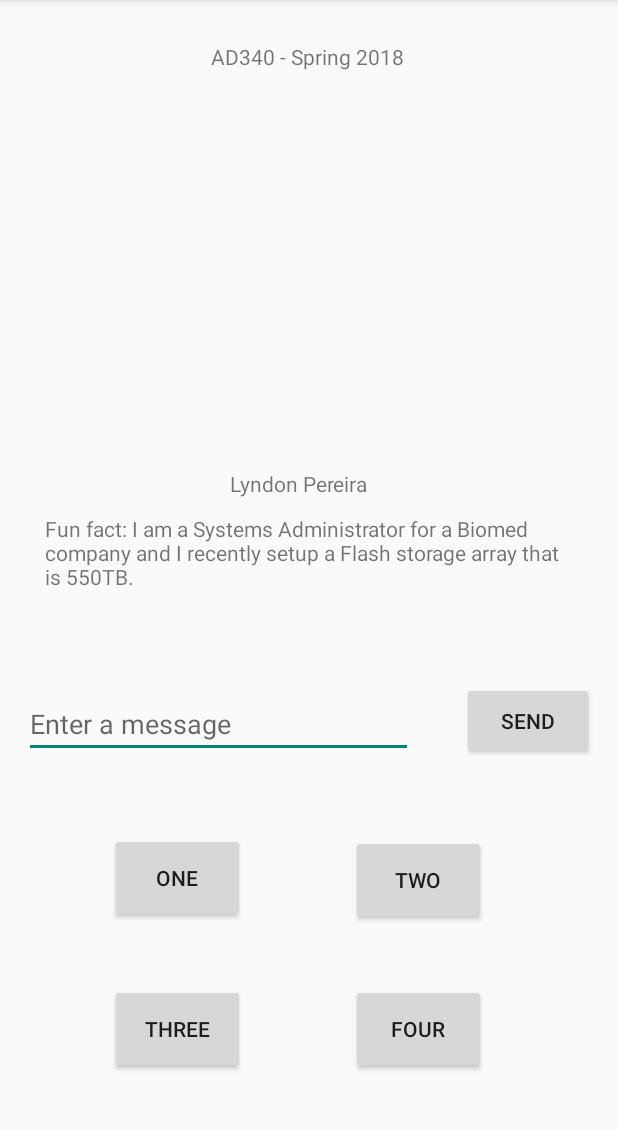
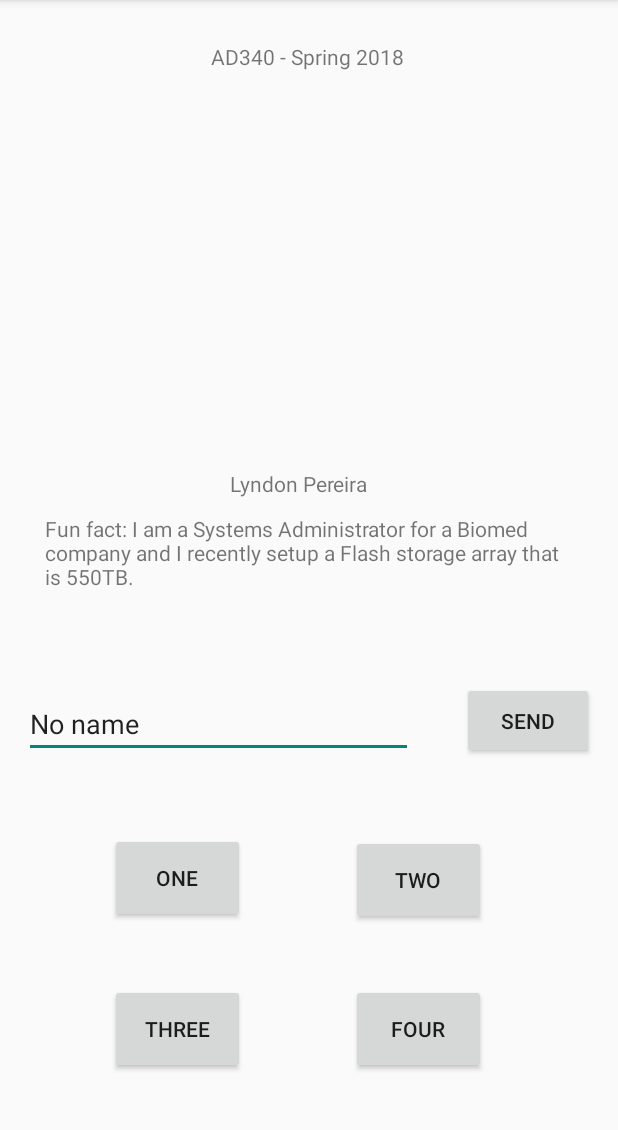
Before and after one commit to LyndonP/GreyareaAndroidApp, an Android app: the screen it shows after launch (MainActivity), after a tap on "SEND", on a phone screen of 412 x 824 dp, the part 84-1214 px from its top. Run offline under Robolectric (Android 15) with nearby library versions, the phone set to English and light mode, and no system bars.

Commit message:
First commit for HW5

```diff
--- a/app/src/main/java/com/greyarea/grey/greyareaad340/MainActivity.java
+++ b/app/src/main/java/com/greyarea/grey/greyareaad340/MainActivity.java
@@ -1,8 +1,11 @@
 package com.greyarea.grey.greyareaad340;
 
 import android.app.FragmentTransaction;
+import android.content.Context;
 import android.content.Intent;
+import android.content.SharedPreferences;
 import android.os.Build;
+import android.preference.PreferenceManager;
 import android.support.annotation.NonNull;
 import android.support.annotation.RequiresApi;
 import android.support.design.widget.NavigationView;
@@ -18,10 +21,11 @@ import android.view.MenuItem;
 import android.view.View;
 import android.widget.Button;
 import android.widget.EditText;
+import android.widget.TextView;
 import android.widget.Toast;
 import android.support.v7.widget.Toolbar;
 
-public class MainActivity extends AppCompatActivity  {
+public class MainActivity extends AppCompatActivity {
 
     protected static final String TAG = "greyarea.greyareaad340";
     EditText SendValue;
@@ -32,13 +36,23 @@ public class MainActivity extends AppCompatActivity  {
     android.support.v4.app.FragmentTransaction fragmentTransaction;
     NavigationView navigationView;
     String mActivityTitle;
+    SharedPreferences myPrefs;
 
 
     @RequiresApi(api = Build.VERSION_CODES.LOLLIPOP)
     @Override
     protected void onCreate(Bundle savedInstanceState) {
         super.onCreate(savedInstanceState);
+        //setContentView(R.layout.activity_main);
         setContentView(R.layout.activity_main);
+        myPrefs = getSharedPreferences("prefID", Context.MODE_PRIVATE);
+        String name = myPrefs.getString("nameKey", "No name");
+        //int age = myPrefs.getInt("ageKey",0);
+
+        TextView label = (TextView) findViewById(R.id.editText1);
+        label.setText(name);
+
+
         Toolbar mToolbar = findViewById(R.id.toolbar);
         setSupportActionBar(mToolbar);
         getSupportActionBar().setDisplayHomeAsUpEnabled(true);
@@ -56,19 +70,21 @@ public class MainActivity extends AppCompatActivity  {
 
         navigationView = (NavigationView) findViewById(R.id.navigationView);
         navigationView.setNavigationItemSelectedListener(new NavigationView.OnNavigationItemSelectedListener() {
+
+
             @Override
             public boolean onNavigationItemSelected(@NonNull MenuItem item) {
                 int id = item.getItemId();
-            if (id == R.id.nav_about){
-                Intent intent = new Intent( getApplicationContext(), AboutActivity.class);
+                if (id == R.id.nav_about) {
+                    Intent intent = new Intent(getApplicationContext(), AboutActivity.class);
                     startActivity(intent);
                     Toast.makeText(MainActivity.this,
                             "About Clicked",
                             Toast.LENGTH_SHORT).show();
                 }
 
-                if (id == R.id.nav_zombies){
-                    Intent intent = new Intent( getApplicationContext(), ShowMovies.class);
+                if (id == R.id.nav_zombies) {
+                    Intent intent = new Intent(getApplicationContext(), ShowMovies.class);
                     startActivity(intent);
                     Toast.makeText(MainActivity.this,
                             "Zombie Movies!",
@@ -81,13 +97,47 @@ public class MainActivity extends AppCompatActivity  {
 
     }
 
+    public void sendButton(View view) {
+
+        //get reference to TextView
+        TextView label = (TextView) findViewById(R.id.editText1);
+
+        //get references to Name and Age EditTexts
+        final EditText nameEditText = (EditText) findViewById(R.id.editText1);
+
+        //set up SharedPreferences
+        myPrefs = getSharedPreferences("prefID", Context.MODE_PRIVATE);
+        SharedPreferences.Editor editor = myPrefs.edit();
+        editor.putString("nameKey", nameEditText.getText().toString());
+        editor.apply();
+        Toast.makeText(MainActivity.this,
+                "Input Saved!",
+                Toast.LENGTH_SHORT).show();
+
+
+        SendEditTextValue = (Button) findViewById(R.id.button1);
+        //SendValue = (EditText) findViewById(R.id.editText1);
+
+        SendEditTextValue.setOnClickListener(new View.OnClickListener() {
+
+            @Override
+            public void onClick(View v) {
+                intent = new Intent(getApplicationContext(), TextBoxMsgSend.class);
+                intent.putExtra("EdiTtEXTvALUE", nameEditText.getText().toString());
+                startActivity(intent);
+
+            }
+        });
+
+
+    }
 
 
     @Override
     public boolean onCreateOptionsMenu(Menu menu) {
 //        MenuInflater mMenuInflater = getMenuInflater();
 //        mMenuInflater.inflate(R.menu.my_menu, menu);
-        getMenuInflater().inflate(R.menu.my_menu,menu);
+        getMenuInflater().inflate(R.menu.my_menu, menu);
 
         return true;
     }
@@ -95,7 +145,7 @@ public class MainActivity extends AppCompatActivity  {
 
     @Override
     public boolean onPrepareOptionsMenu(Menu menu) {
-        if(Build.VERSION.SDK_INT > 11) {
+        if (Build.VERSION.SDK_INT > 11) {
             //invalidateOptionsMenu();
             menu.findItem(R.id.about_us).setVisible(true);
             menu.findItem(R.id.action_setting).setVisible(true);
@@ -107,36 +157,21 @@ public class MainActivity extends AppCompatActivity  {
 
     @Override
     public boolean onOptionsItemSelected(MenuItem item) {
-        if(item.getItemId() == R.id.action_setting){
+        if (item.getItemId() == R.id.action_setting) {
             Toast.makeText(MainActivity.this,
                     "Settings Clicked",
                     Toast.LENGTH_SHORT).show();
         }
-        if(item.getItemId() == R.id.about_us){
+        if (item.getItemId() == R.id.about_us) {
             Intent intent = new Intent(this, AboutActivity.class);
             startActivity(intent);
         }
-        if (mToggle.onOptionsItemSelected(item)){
+        if (mToggle.onOptionsItemSelected(item)) {
             return true;
         }
         return super.onOptionsItemSelected(item);
     }
 
-
-    public void sendButton(View view){
-        SendEditTextValue = (Button) findViewById(R.id.button1);
-        SendValue = (EditText) findViewById(R.id.editText1);
-        SendEditTextValue.setOnClickListener(new View.OnClickListener() {
-
-            @Override
-            public void onClick(View v) {
-                intent = new Intent(getApplicationContext(), TextBoxMsgSend.class);
-                intent.putExtra("EdiTtEXTvALUE", SendValue.getText().toString());
-                startActivity(intent);
-
-            }
-        });
-    }
 
     private void setupDrawer() {
         mToggle = new ActionBarDrawerToggle(this, mDrawerLayout,
@@ -162,32 +197,31 @@ public class MainActivity extends AppCompatActivity  {
         mDrawerLayout.setDrawerListener(mToggle);
     }
 
-    public void movieButton(View view){
+    public void movieButton(View view) {
         Intent intent = new Intent(this, ShowMovies.class);
         startActivity(intent);
     }
 
-    public void button7(View view){
+    public void button7(View view) {
         CharSequence text = "Two";
         int duration = Toast.LENGTH_SHORT;
         Toast toast = Toast.makeText(this, text, duration);
         toast.show();
     }
 
-    public void button8(View view){
+    public void button8(View view) {
         CharSequence text = "Three";
         int duration = Toast.LENGTH_SHORT;
         Toast toast = Toast.makeText(this, text, duration);
         toast.show();
     }
 
-    public void button9(View view){
+    public void button9(View view) {
         CharSequence text = "Four";
         int duration = Toast.LENGTH_SHORT;
         Toast toast = Toast.makeText(this, text, duration);
         toast.show();
     }
-
 
 
     @Override
--- a/app/src/main/java/com/greyarea/grey/greyareaad340/TextBoxMsgSend.java
+++ b/app/src/main/java/com/greyarea/grey/greyareaad340/TextBoxMsgSend.java
@@ -15,6 +15,7 @@ import android.widget.Toast;
 public class TextBoxMsgSend extends AppCompatActivity {
 
     protected static final String TAG = "greyarea.greyareaad340";
+
 
     TextView receive;
     @Override
--- a/app/src/main/res/layout/activity_text_box_msg_send.xml
+++ b/app/src/main/res/layout/activity_text_box_msg_send.xml
@@ -19,14 +19,14 @@
         android:layout_centerHorizontal="true"
         android:layout_centerVertical="true"
         android:fontFamily="casual"
-        android:textColor="@android:color/holo_blue_dark"
         android:textAlignment="center"
         android:textAppearance="?android:attr/textAppearanceLarge"
+        android:textColor="@android:color/holo_blue_dark"
         app:layout_constraintBottom_toBottomOf="parent"
         app:layout_constraintEnd_toEndOf="parent"
         app:layout_constraintHorizontal_bias="0.502"
         app:layout_constraintStart_toStartOf="parent"
-        app:layout_constraintTop_toTopOf="parent"/>
+        app:layout_constraintTop_toTopOf="parent" />
 
     <TextView
         android:id="@+id/textView2"
@@ -36,13 +36,13 @@
         android:layout_centerHorizontal="true"
         android:layout_marginTop="22dp"
         android:fontFamily="casual"
-        android:textColor="@android:color/holo_blue_dark"
         android:textAlignment="center"
         android:textAppearance="?android:attr/textAppearanceLarge"
+        android:textColor="@android:color/holo_blue_dark"
         app:layout_constraintBottom_toBottomOf="parent"
         app:layout_constraintEnd_toEndOf="parent"
         app:layout_constraintHorizontal_bias="0.502"
         app:layout_constraintStart_toStartOf="parent"
-        app:layout_constraintTop_toTopOf="parent"/>
+        app:layout_constraintTop_toTopOf="parent" />
 
 </android.support.constraint.ConstraintLayout>
--- a/app/src/main/res/layout/content_main.xml
+++ b/app/src/main/res/layout/content_main.xml
@@ -48,7 +48,7 @@
         android:layout_marginTop="40dp"
         android:ems="10"
         android:hint="@string/edit_message"
-        android:inputType="textPersonName"
+        android:inputType="text"
         app:layout_constraintEnd_toStartOf="@+id/button1"
         app:layout_constraintHorizontal_bias="0.0"
         app:layout_constraintStart_toStartOf="parent"
--- a/app/src/main/res/values/strings.xml
+++ b/app/src/main/res/values/strings.xml
@@ -30,6 +30,9 @@
     <string name="openDrawer">open_drawer</string>
     <string name="closeDrawer">close_drawer</string>
 
+
+
+
     <!-- Navigation Drawer menu labels -->
     <string name="nav_home">Home</string>
     <string name="nav_photos">Photos</string>
@@ -46,6 +49,7 @@
     <string name="About_clicked">About Clicked</string>
     <string name="drawer_open">open</string>
     <string name="drawer_close">closed</string>
+    <string name="saved_button_text">Saved</string>
 
 
 </resources>
```
Lines whose indentation alone changed are shown as unchanged.
